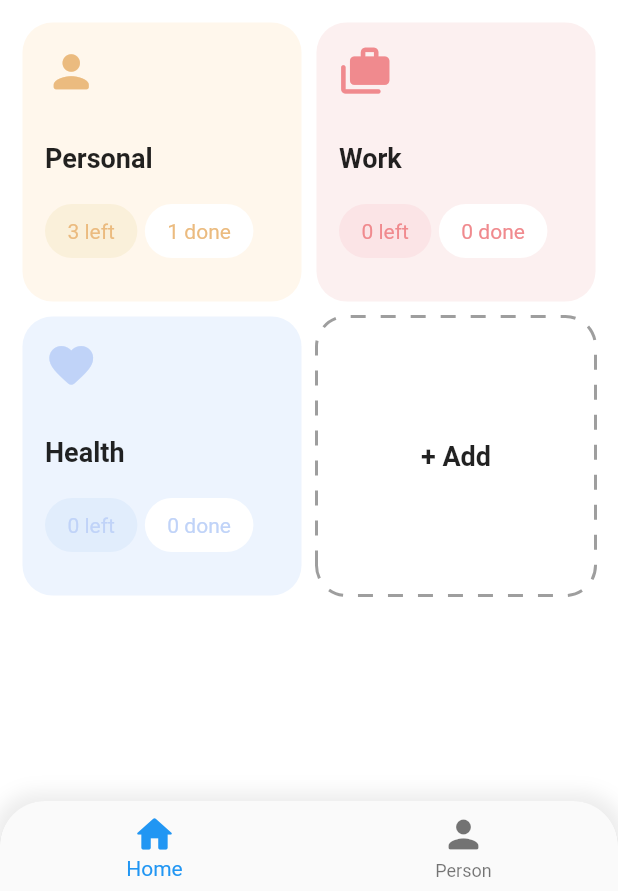
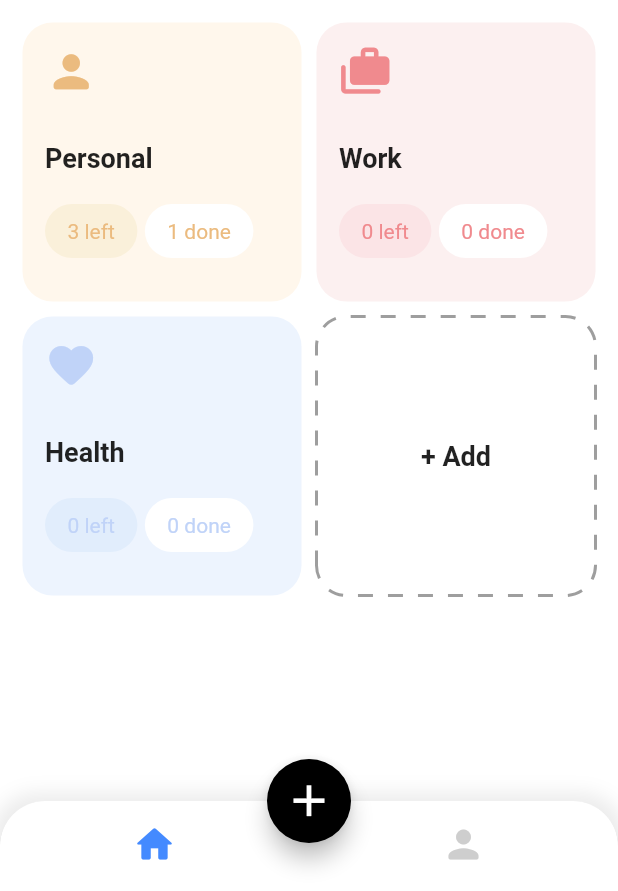
Before and after one commit to GregBiglione/task_app, a Flutter app: the screen it shows after launch, on a phone screen of 412 x 824 dp, the part 345-1236 px from its top. Run offline on Flutter 3.47's test engine with Material 2 defaults, Android fonts, the phone set to English and light mode, and no system bars; drawn by our look-alikes of dotted_border.

Commit message:
Added CentralFloatingActionButton

```diff
--- a/lib/screen/home.dart
+++ b/lib/screen/home.dart
@@ -1,6 +1,7 @@
 import 'package:flutter/material.dart';
 import 'package:task_app/screen/home_app_bar.dart';
 import 'package:task_app/widget/bottom_navigation_menu.dart';
+import 'package:task_app/widget/central_floating_action_button.dart';
 import 'package:task_app/widget/go_premium.dart';
 import 'package:task_app/widget/task_list.dart';
 
@@ -35,6 +36,8 @@ class HomePage extends StatelessWidget {
         ],
       ),
       bottomNavigationBar: BottomNavigationMenu(),
+      floatingActionButtonLocation: FloatingActionButtonLocation.centerDocked,
+      floatingActionButton: CentralFloatingActionButton(),
     );
   }
 }
--- a/lib/widget/bottom_navigation_menu.dart
+++ b/lib/widget/bottom_navigation_menu.dart
@@ -25,6 +25,11 @@ class BottomNavigationMenu extends StatelessWidget {
           topRight: Radius.circular(30),
         ),
         child: BottomNavigationBar(
+          backgroundColor: Colors.white,
+          showSelectedLabels: false,
+          showUnselectedLabels: false,
+          selectedItemColor: Colors.blueAccent,
+          unselectedItemColor: Colors.grey.withOpacity(0.5),
           items: [
             BottomNavigationBarItem(
               label: "Home",
--- /dev/null
+++ b/lib/widget/central_floating_action_button.dart
@@ -0,0 +1,17 @@
+import 'package:flutter/material.dart';
+
+class CentralFloatingActionButton extends StatelessWidget {
+  const CentralFloatingActionButton({Key? key}) : super(key: key);
+
+  @override
+  Widget build(BuildContext context) {
+    return FloatingActionButton(
+        onPressed: () {},
+        backgroundColor: Colors.black,
+        child: Icon(
+          Icons.add,
+          size: 35,
+        ),
+    );
+  }
+}
```
